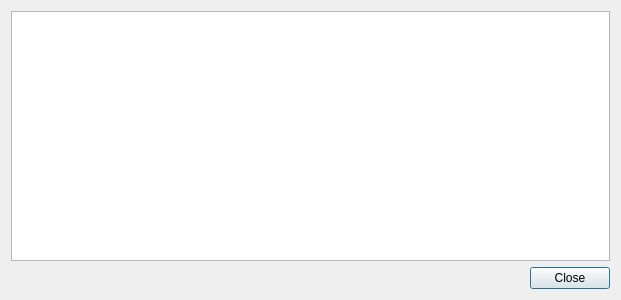
Old version of the form app_new/frmlegend.ui in the repository doublebyte1/app_solution.
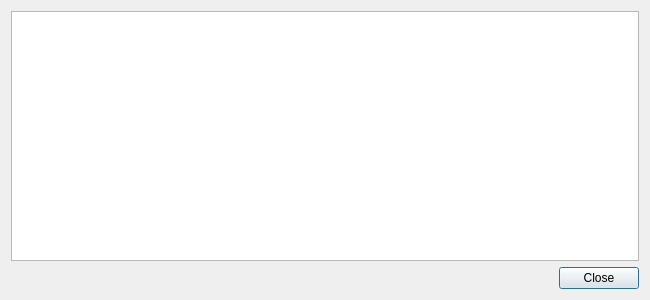
New version of the form. Icons and pictures are not drawn.

```diff
--- a/app_new/frmlegend.ui
+++ b/app_new/frmlegend.ui
@@ -6,7 +6,7 @@
    <rect>
     <x>0</x>
     <y>0</y>
-    <width>621</width>
+    <width>650</width>
     <height>300</height>
    </rect>
   </property>
@@ -47,6 +47,12 @@
      <property name="rootIsDecorated">
       <bool>false</bool>
      </property>
+     <property name="wordWrap">
+      <bool>true</bool>
+     </property>
+     <property name="expandsOnDoubleClick">
+      <bool>false</bool>
+     </property>
      <property name="columnCount">
       <number>2</number>
      </property>
```
Left out of the diff: 3 changed lines with no effect on the pictures.
